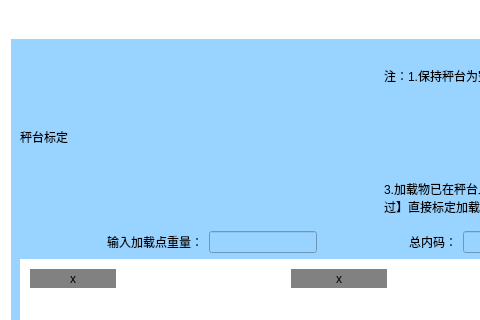
The window that WeighSensor/biaoding_1.ui (xsw258x2s5w8/WeightSensor) describes before a commit, drawn with Qt 5; both pictures show x 0 to 480 and y 0 to 320 of the 678 by 487 pixel window.
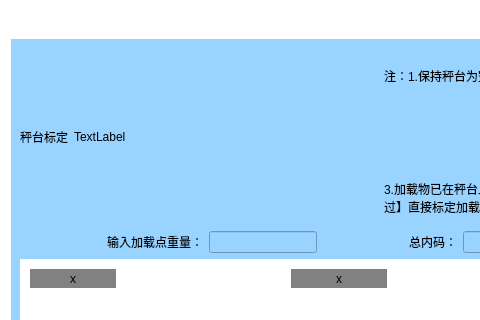
The same window after the commit. Icons and pictures are not drawn.

The edit to the form file:
```diff
--- a/WeighSensor/biaoding_1.ui
+++ b/WeighSensor/biaoding_1.ui
@@ -117,6 +117,13 @@
           </property>
          </widget>
         </item>
+        <item>
+         <widget class="QLabel" name="label_steedyFlag">
+          <property name="text">
+           <string>TextLabel</string>
+          </property>
+         </widget>
+        </item>
         <item>
          <spacer name="horizontalSpacer">
           <property name="orientation">
```
Left out of the diff: 4 changed lines with no effect on the pictures.
